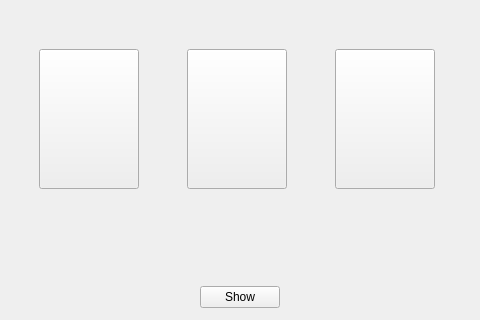
The window that test_craig/reveal.ui (gbequet/time_bomb) describes before a commit, drawn with Qt 5; both pictures show x 160 to 640 and y 312 to 632 of the 801 by 632 pixel window.
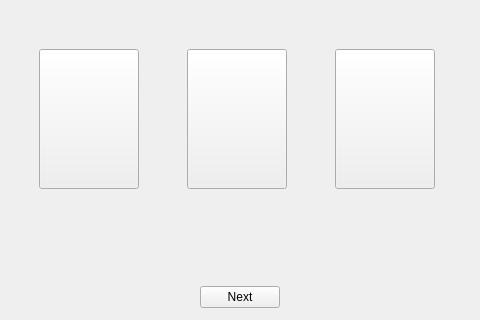
The same window after the commit. Icons and pictures are not drawn.

```diff
--- a/test_craig/reveal.ui
+++ b/test_craig/reveal.ui
@@ -10,6 +10,12 @@
     <height>632</height>
    </rect>
   </property>
+  <property name="sizePolicy">
+   <sizepolicy hsizetype="Preferred" vsizetype="Preferred">
+    <horstretch>100</horstretch>
+    <verstretch>100</verstretch>
+   </sizepolicy>
+  </property>
   <property name="windowTitle">
    <string>Form</string>
   </property>
@@ -236,7 +242,7 @@
       <item>
        <widget class="QPushButton" name="next">
         <property name="text">
-         <string>Show</string>
+         <string>Next</string>
         </property>
        </widget>
       </item>
```
Left out of the diff: 3 changed lines with no effect on the pictures.
